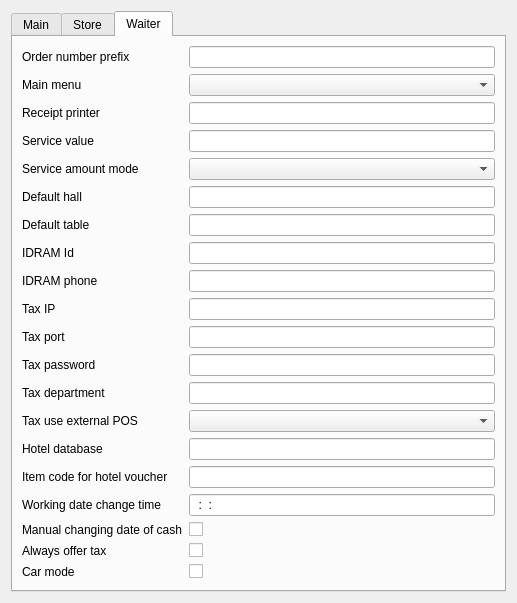
This is Reports/c5settingswidget.ui in End1-1/Cafe5 as Qt 5 draws it before an edit. The edited form follows.
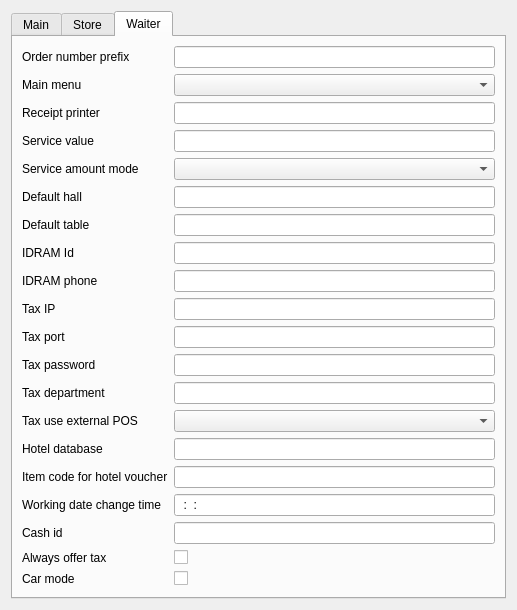
This is the edited form. Custom widgets are drawn as their Qt base class.

What changed in the file:
```diff
--- a/Reports/c5settingswidget.ui
+++ b/Reports/c5settingswidget.ui
@@ -547,15 +547,12 @@
        <item row="17" column="0">
         <widget class="QLabel" name="label_34">
          <property name="text">
-          <string>Manual changing date of cash</string>
+          <string>Cash id</string>
          </property>
         </widget>
        </item>
        <item row="17" column="2">
-        <widget class="C5CheckBox" name="chManualDateCash">
-         <property name="text">
-          <string/>
-         </property>
+        <widget class="C5LineEdit" name="leCashId">
          <property name="Tag" stdset="0">
           <number>31</number>
          </property>
```
Left out of the diff: 2 changed lines with no effect on the pictures.
